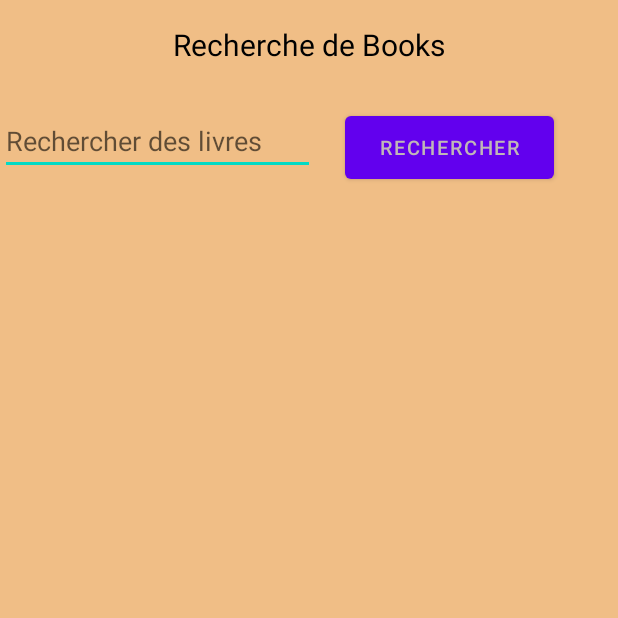
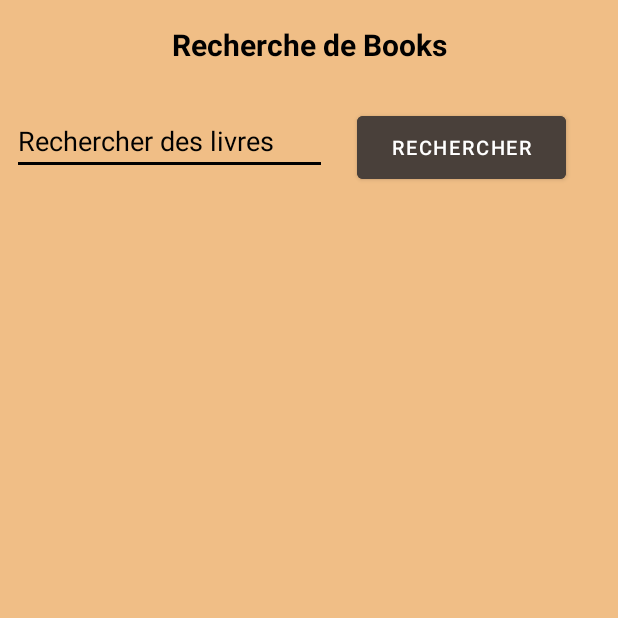
Before and after one commit to DigitalMaestro89/BooksProjects, an Android app: the SearchActivity screen opened directly, with no data from a screen before it, on a phone screen of 412 x 824 dp, the top half of it. Run offline under Robolectric (Android 15) with nearby library versions, the phone set to English and light mode, and no system bars.

Commit message:
[test15] : search color improved

```diff
--- a/app/src/main/res/layout/activity_search.xml
+++ b/app/src/main/res/layout/activity_search.xml
@@ -10,11 +10,18 @@
         android:id="@+id/searchEditText"
         android:layout_width="210dp"
         android:layout_height="0dp"
+        android:layout_below="@+id/searchTextView"
+        android:layout_marginStart="8dp"
         android:layout_marginTop="28dp"
+        android:backgroundTint="#000000"
         android:hint="Rechercher des livres"
-        android:layout_below="@+id/searchTextView"
+        android:textColor="#000000"
+        android:textColorHighlight="#000000"
+        android:textColorHint="#000000"
+        android:textColorLink="#000000"
+        app:layout_constraintStart_toStartOf="parent"
         app:layout_constraintTop_toBottomOf="@+id/searchTextView"
-        tools:ignore="MissingConstraints" />
+        tools:ignore="MissingConstraints,TouchTargetSizeCheck" />
 
     <Button
         android:id="@+id/validerButton"
@@ -23,8 +30,10 @@
         android:layout_below="@id/searchEditText"
         android:layout_marginStart="20dp"
         android:layout_marginTop="28dp"
+        android:backgroundTint="#49403A"
+        android:text="Rechercher"
+        android:textColor="#FFFFFF"
         android:textSize="13sp"
-        android:text="Rechercher"
         app:layout_constraintStart_toEndOf="@+id/searchEditText"
         app:layout_constraintTop_toBottomOf="@+id/searchTextView" />
 
@@ -33,8 +42,9 @@
         android:layout_width="wrap_content"
         android:layout_height="wrap_content"
         android:layout_marginTop="16dp"
+        android:text="TextView"
         android:textSize="20sp"
-        android:text="TextView"
+        android:textStyle="bold"
         app:layout_constraintEnd_toEndOf="parent"
         app:layout_constraintStart_toStartOf="parent"
         app:layout_constraintTop_toTopOf="parent" />
```
